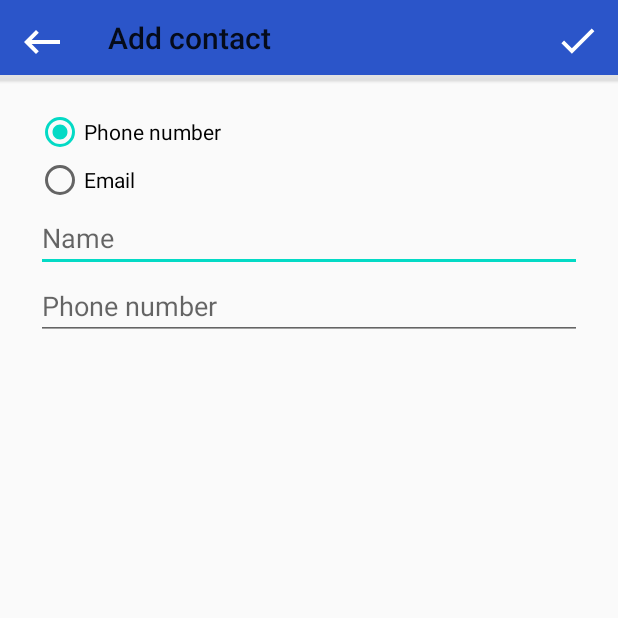
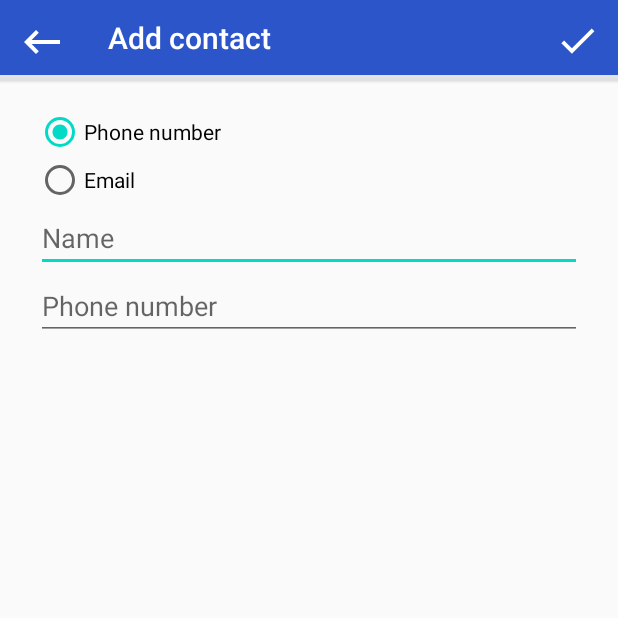
Before and after one commit to alekseyka2000/HomeWork, an Android app: the screen it shows after launch (AddPersonToTelephoneDirectoryActivity before the commit, AddContact after it), after a tap on an icon or button, on a phone screen of 412 x 824 dp, the top half of it. Run offline under Robolectric (Android 15) with nearby library versions, the phone set to English and light mode, and no system bars.

Commit message:
add edit activity

```diff
--- a/fourhw/src/main/AndroidManifest.xml
+++ b/fourhw/src/main/AndroidManifest.xml
@@ -10,8 +10,10 @@
         android:supportsRtl="true"
         android:theme="@style/AppTheme"
         tools:ignore="AllowBackup">
-        <activity android:name=".AddPersonToTelephoneDirectoryActivity"
-            android:theme="@style/AppThemeWithButtonActionBar"/>
+        <activity android:name=".EditContact" />
+        <activity
+            android:name=".AddContact"
+            android:theme="@style/AppThemeWithButtonActionBar" />
         <activity android:name=".MainActivity">
             <intent-filter>
                 <action android:name="android.intent.action.MAIN" />
--- a/fourhw/src/main/java/com/example/fourhw/AddPersonToTelephoneDirectoryActivity.kt
+++ b/fourhw/src/main/java/com/example/fourhw/AddContact.kt
@@ -1,35 +1,32 @@
 package com.example.fourhw
 
-import android.content.Intent
-import androidx.appcompat.app.AppCompatActivity
 import android.os.Bundle
 import android.view.Menu
 import android.view.MenuItem
 import android.view.View
 import android.widget.Toast
+import androidx.appcompat.app.AppCompatActivity
 import androidx.appcompat.widget.Toolbar
-import com.example.fourhw.observer.Person
-import com.example.fourhw.observer.TelephoneDirectory
-import kotlinx.android.synthetic.main.activity_add_person_to_telefone_directory.rbg
-import kotlinx.android.synthetic.main.activity_add_person_to_telefone_directory.emailEditText
-import kotlinx.android.synthetic.main.activity_add_person_to_telefone_directory.phoneEditText
-import kotlinx.android.synthetic.main.activity_add_person_to_telefone_directory.radio1
-import kotlinx.android.synthetic.main.activity_add_person_to_telefone_directory.radio2
-import kotlinx.android.synthetic.main.activity_add_person_to_telefone_directory.editTextTextPersonName
-import kotlinx.android.synthetic.main.activity_add_person_to_telefone_directory.toolBar
+import kotlinx.android.synthetic.main.activity_add_contact.editTextTextPersonName
+import kotlinx.android.synthetic.main.activity_add_contact.emailEditText
+import kotlinx.android.synthetic.main.activity_add_contact.phoneEditText
+import kotlinx.android.synthetic.main.activity_add_contact.radio1
+import kotlinx.android.synthetic.main.activity_add_contact.radio2
+import kotlinx.android.synthetic.main.activity_add_contact.rbg
+import kotlinx.android.synthetic.main.activity_add_contact.toolBar
 import java.util.UUID
 
-class AddPersonToTelephoneDirectoryActivity : AppCompatActivity() {
+class AddContact : AppCompatActivity() {
 
     override fun onCreate(savedInstanceState: Bundle?) {
         super.onCreate(savedInstanceState)
-        setContentView(R.layout.activity_add_person_to_telefone_directory)
+        setContentView(R.layout.activity_add_contact)
 
         setSupportActionBar(toolBar as Toolbar?)
+        supportActionBar?.title = "Add contact"
         supportActionBar?.setDisplayHomeAsUpEnabled(true)
         supportActionBar?.setDisplayShowHomeEnabled(true)
         (toolBar as Toolbar?)?.setNavigationOnClickListener {
-            startActivity(Intent(this,MainActivity::class.java))
             finish()
         }
 
@@ -61,29 +58,29 @@ class AddPersonToTelephoneDirectoryActivity : AppCompatActivity() {
             if (radio1.isChecked) {
                 if (editTextTextPersonName.text.toString() != "") {
                     if (phoneEditText.text.toString() != "") {
-                        TelephoneDirectory.person = Person(UUID.randomUUID().toString(),
+                        TelephoneDirectory.addContact(Person(UUID.randomUUID().toString(),
                             editTextTextPersonName.text.toString(),
                             false,
-                            phoneEditText.text.toString())
+                            phoneEditText.text.toString()))
                         editTextTextPersonName.text = null
                         emailEditText.text = null
                         phoneEditText.text = null
-                        Toast.makeText(this, "Contact add", Toast.LENGTH_LONG).show()
+                        Toast.makeText(this, "Contact added", Toast.LENGTH_LONG).show()
                     } else Toast.makeText(this, "Enter phone", Toast.LENGTH_LONG).show()
                 } else Toast.makeText(this, "Enter name", Toast.LENGTH_LONG).show()
             }
             if (radio2.isChecked) {
                 if (editTextTextPersonName.text.toString() != "") {
                     if (emailEditText.text.toString() != "") {
-                        TelephoneDirectory.person =
+                        TelephoneDirectory.addContact(
                             Person(UUID.randomUUID().toString(),
                                 editTextTextPersonName.text.toString(),
                                 true,
-                                emailEditText.text.toString())
+                                emailEditText.text.toString()))
                         editTextTextPersonName.text = null
                         emailEditText.text = null
                         phoneEditText.text = null
-                        Toast.makeText(this, "Contact add", Toast.LENGTH_LONG).show()
+                        Toast.makeText(this, "Contact added", Toast.LENGTH_LONG).show()
                     } else Toast.makeText(this, "Enter Email", Toast.LENGTH_LONG).show()
                 } else Toast.makeText(this, "Enter name", Toast.LENGTH_LONG).show()
             }
--- /dev/null
+++ b/fourhw/src/main/java/com/example/fourhw/CellClickListener.kt
@@ -0,0 +1,5 @@
+package com.example.fourhw
+
+interface CellClickListener {
+    fun onCellClickListener(id: String)
+}
--- a/fourhw/src/main/java/com/example/fourhw/MainActivity.kt
+++ b/fourhw/src/main/java/com/example/fourhw/MainActivity.kt
@@ -5,31 +5,42 @@ import android.os.Bundle
 import android.view.View
 import androidx.appcompat.app.AppCompatActivity
 import androidx.recyclerview.widget.LinearLayoutManager
-import com.example.fourhw.observer.TelephoneDirectory
 import kotlinx.android.synthetic.main.activity_main.recyclerView
 import kotlinx.android.synthetic.main.activity_main.buttonAdd
 import kotlinx.android.synthetic.main.activity_main.emptyListText
 
-class MainActivity : AppCompatActivity() {
+class MainActivity : AppCompatActivity(), CellClickListener {
+
     override fun onCreate(savedInstanceState: Bundle?) {
         super.onCreate(savedInstanceState)
         setContentView(R.layout.activity_main)
 
         buttonAdd.setOnClickListener {
-            startActivity(Intent(this, AddPersonToTelephoneDirectoryActivity::class.java))
+            startActivity(Intent(this,
+                AddContact::class.java))
         }
-        setRecyclerView()
     }
 
-    private fun setRecyclerView (){
+    override fun onStart() {
+        super.onStart()
+        setRecyclerView(this)
+    }
+
+    override fun onCellClickListener(id: String) {
+        val newIntent = Intent(this, EditContact::class.java)
+        newIntent.putExtra("ID", id)
+        startActivity(newIntent)
+    }
+
+    private fun setRecyclerView(activity: MainActivity) {
         if (TelephoneDirectory.personList.isNotEmpty()) {
             recyclerView.visibility = View.VISIBLE
             emptyListText.visibility = View.INVISIBLE
             recyclerView.apply {
-                layoutManager = LinearLayoutManager(context)
-                adapter = RecycleAdapter(TelephoneDirectory.personList)
+                layoutManager = LinearLayoutManager(activity)
+                adapter = RecyclerAdapter(TelephoneDirectory.personList, activity)
             }
-        }else{
+        } else {
             recyclerView.visibility = View.INVISIBLE
             emptyListText.visibility = View.VISIBLE
         }
--- a/fourhw/src/main/java/com/example/fourhw/observer/Person.kt
+++ b/fourhw/src/main/java/com/example/fourhw/Person.kt
@@ -1,4 +1,4 @@
-package com.example.fourhw.observer
+package com.example.fourhw
 
 data class Person(
     val id: String,
--- a/fourhw/src/main/java/com/example/fourhw/RecycleAdapter.kt
+++ b/fourhw/src/main/java/com/example/fourhw/RecyclerAdapter.kt
@@ -5,10 +5,11 @@ import android.view.ViewGroup
 import android.widget.ImageView
 import android.widget.TextView
 import androidx.recyclerview.widget.RecyclerView
-import com.example.fourhw.observer.Person
 
-class RecycleAdapter(private val listContacts: List<Person>) :
-    RecyclerView.Adapter<RecycleAdapter.ContactViewHolder>() {
+class RecyclerAdapter(
+    private val listContacts: List<Person>,
+    private val cellClickListener: CellClickListener) :
+    RecyclerView.Adapter<RecyclerAdapter.ContactViewHolder>() {
 
     override fun onCreateViewHolder(parent: ViewGroup, viewType: Int): ContactViewHolder {
         val inflater = LayoutInflater.from(parent.context)
@@ -17,13 +18,16 @@ class RecycleAdapter(private val listContacts: List<Person>) :
 
     override fun onBindViewHolder(holder: ContactViewHolder, position: Int) {
         holder.bind(listContacts[position])
+        holder.itemView.setOnClickListener {
+            cellClickListener.onCellClickListener(listContacts[position].id)
+        }
     }
 
     override fun getItemCount(): Int = listContacts.size
 
     class ContactViewHolder(inflater: LayoutInflater, parent: ViewGroup) :
         RecyclerView.ViewHolder(inflater
-            .inflate(R.layout.item_recycleview, parent, false)) {
+            .inflate(R.layout.item_recyclerview, parent, false)) {
         private var imageView: ImageView? = null
         private var nameText: TextView? = null
         private var contactText: TextView? = null
@@ -34,10 +38,10 @@ class RecycleAdapter(private val listContacts: List<Person>) :
             contactText = itemView.findViewById(R.id.contactTextView)
         }
 
-        fun bind(contact: Person){
-            if (contact.typeContact){
+        fun bind(contact: Person) {
+            if (contact.typeContact) {
                 imageView?.setImageResource(R.drawable.ic_baseline_contact_mail_24)
-            } else{
+            } else {
                 imageView?.setImageResource(R.drawable.ic_baseline_contact_phone_24)
             }
             contactText?.text = contact.contact
--- /dev/null
+++ b/fourhw/src/main/java/com/example/fourhw/TelephoneDirectory.kt
@@ -0,0 +1,29 @@
+package com.example.fourhw
+
+import java.util.UUID
+
+object TelephoneDirectory {
+
+    var personList = mutableListOf<Person>()
+
+    init {
+        addContact(Person(UUID.randomUUID().toString(),
+            "Vasya",
+            false,
+            "+37529***"))
+        addContact(Person(UUID.randomUUID().toString(),
+            "Vova",
+            false,
+            "+37533**"))
+        addContact(Person(UUID.randomUUID().toString(),
+            "Lena",
+            true,
+            "lena@gmail.com"))
+    }
+
+    fun addContact(person: Person) {
+        personList.add(person)
+    }
+
+
+}
--- a/fourhw/src/main/java/com/example/fourhw/observer/Observer.kt
+++ /dev/null
@@ -1,7 +0,0 @@
-package com.example.fourhw.observer
-
-interface Observer {
-
-    fun update()
-
-}
--- a/fourhw/src/main/java/com/example/fourhw/observer/TelephoneDirectory.kt
+++ /dev/null
@@ -1,14 +0,0 @@
-package com.example.fourhw.observer
-
-object TelephoneDirectory : Observable {
-
-    override val observers: ArrayList<Observer> = ArrayList()
-    var personList = mutableListOf<Person>()
-
-    var person: Person? = null
-        set(value) {
-            field = value
-            value?.let { personList.add(it)}
-            sendUpdateEvent()
-        }
-}
--- /dev/null
+++ b/fourhw/src/main/res/layout/activity_add_contact.xml
@@ -0,0 +1,69 @@
+<?xml version="1.0" encoding="utf-8"?>
+<androidx.constraintlayout.widget.ConstraintLayout xmlns:android="http://schemas.android.com/apk/res/android"
+    xmlns:app="http://schemas.android.com/apk/res-auto"
+    xmlns:tools="http://schemas.android.com/tools"
+    android:layout_width="match_parent"
+    android:layout_height="match_parent"
+    android:orientation="vertical"
+    tools:context=".AddContact">
+
+    <include
+        android:id="@+id/toolBar"
+        layout="@layout/tool_bar_with_button" />
+
+    <RadioGroup
+        android:id="@+id/rbg"
+        android:layout_width="match_parent"
+        android:layout_height="wrap_content"
+        android:layout_marginHorizontal="24dp"
+        android:layout_marginTop="16dp"
+        app:layout_constraintTop_toBottomOf="@+id/toolBar">
+
+        <RadioButton
+            android:id="@+id/radio1"
+            android:layout_width="wrap_content"
+            android:layout_height="wrap_content"
+            android:checked="true"
+            android:text="@string/phone_number"/>
+
+        <RadioButton
+            android:id="@+id/radio2"
+            android:layout_width="wrap_content"
+            android:layout_height="wrap_content"
+            android:text="@string/email"/>
+    </RadioGroup>
+
+    <EditText
+        android:id="@+id/editTextTextPersonName"
+        android:layout_width="match_parent"
+        android:layout_height="wrap_content"
+        android:layout_marginHorizontal="24dp"
+        android:importantForAutofill="no"
+        android:inputType="textPersonName"
+        android:hint="@string/name"
+        app:layout_constraintTop_toBottomOf="@+id/rbg" />
+
+    <EditText
+        android:id="@+id/emailEditText"
+        android:layout_width="match_parent"
+        android:layout_height="wrap_content"
+        android:layout_marginHorizontal="24dp"
+        android:importantForAutofill="no"
+        android:inputType="textEmailAddress"
+        android:hint="@string/email"
+        android:visibility="invisible"
+        app:layout_constraintTop_toBottomOf="@+id/editTextTextPersonName"
+        tools:ignore="LabelFor" />
+
+    <EditText
+        android:id="@+id/phoneEditText"
+        android:layout_width="match_parent"
+        android:layout_height="wrap_content"
+        android:layout_marginHorizontal="24dp"
+        android:importantForAutofill="no"
+        android:inputType="phone"
+        android:hint="@string/phone_number"
+        app:layout_constraintTop_toBottomOf="@+id/editTextTextPersonName"
+        tools:ignore="LabelFor" />
+
+</androidx.constraintlayout.widget.ConstraintLayout>
--- a/fourhw/src/main/res/layout/tool_bar_with_button.xml
+++ b/fourhw/src/main/res/layout/tool_bar_with_button.xml
@@ -1,9 +1,10 @@
-<?xml version="1.0" encoding="utf-8"?><androidx.appcompat.widget.Toolbar xmlns:android="http://schemas.android.com/apk/res/android"
+<?xml version="1.0" encoding="utf-8"?>
+<androidx.appcompat.widget.Toolbar xmlns:android="http://schemas.android.com/apk/res/android"
+    xmlns:app="http://schemas.android.com/apk/res-auto"
     android:layout_width="match_parent"
     android:layout_height="56dp"
-    xmlns:app="http://schemas.android.com/apk/res-auto"
     android:background="@drawable/blue_background"
     app:navigationIcon="@drawable/ic_baseline_keyboard_backspace_24"
-    app:title="Add contact">
+    app:titleTextColor="@color/white">
 
 </androidx.appcompat.widget.Toolbar>
--- a/fourhw/src/main/res/values/colors.xml
+++ b/fourhw/src/main/res/values/colors.xml
@@ -8,4 +8,5 @@
     <color name="purple">#3C3F41</color>
     <color name="pink">#EE1962</color>
     <color name="blue">#2B55C9</color>
+    <color name="red">#FE2727</color>
 </resources>
--- a/fourhw/src/main/res/values/strings.xml
+++ b/fourhw/src/main/res/values/strings.xml
@@ -10,4 +10,5 @@
     <string name="check">check</string>
     <string name="search_hint">search</string>
     <string name="contact_image">Contact image</string>
+    <string name="remove">Remove</string>
 </resources>
```
Also changed, not shown: fourhw/src/main/java/com/example/fourhw/EditContact.kt (added, +62 -0 lines), fourhw/src/main/java/com/example/fourhw/observer/Observable.kt (deleted, +0 -19 lines), fourhw/src/main/res/drawable/remote_button_background.xml (added, +9 -0 lines), fourhw/src/main/res/layout/activity_edit_contact.xml (renamed from fourhw/src/main/res/layout/activity_add_person_to_telefone_directory.xml, +18 -26 lines), fourhw/src/main/res/layout/item_recyclerview.xml (added, +33 -0 lines), fourhw/src/main/res/layout/item_recycleview.xml (deleted, +0 -30 lines).
